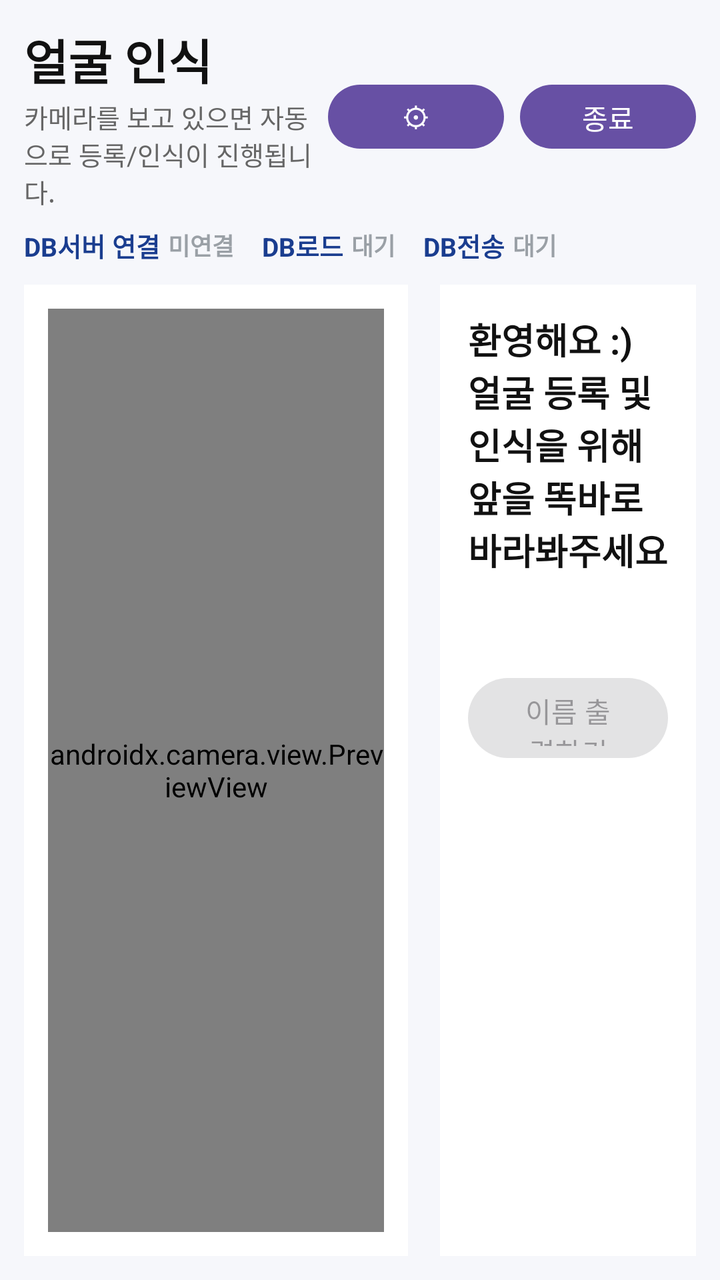
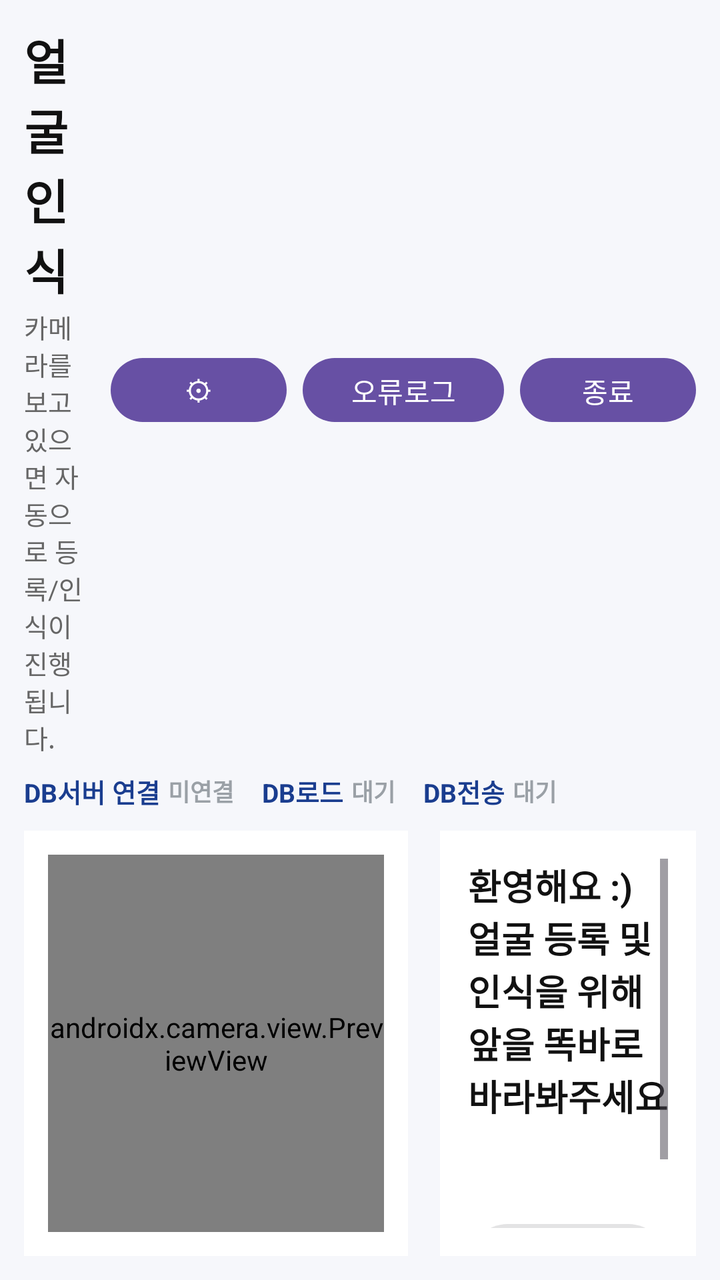

The first picture is an Android layout as it rendered before a commit; the second is the same layout after the commit. The layout source and the unified diff follow.
<!-- AndroidManifest.xml: application theme Theme.FaceTestbed -->
<!-- res/layout/activity_main.xml -->
<?xml version="1.0" encoding="utf-8"?>
<LinearLayout xmlns:android="http://schemas.android.com/apk/res/android"
    android:layout_width="match_parent"
    android:layout_height="match_parent"
    android:background="#F6F7FB"
    android:orientation="vertical"
    android:padding="12dp">

    <LinearLayout
        android:layout_width="match_parent"
        android:layout_height="wrap_content"
        android:gravity="center_vertical"
        android:orientation="horizontal">

        <LinearLayout
            android:layout_width="0dp"
            android:layout_height="wrap_content"
            android:layout_weight="1"
            android:orientation="vertical">

            <TextView
                android:id="@+id/headerTitle"
                android:layout_width="wrap_content"
                android:layout_height="wrap_content"
                android:text="얼굴 인식"
                android:textColor="#111111"
                android:textSize="24sp"
                android:textStyle="bold" />

            <TextView
                android:id="@+id/headerSubtitle"
                android:layout_width="wrap_content"
                android:layout_height="wrap_content"
                android:layout_marginTop="2dp"
                android:text="카메라를 보고 있으면 자동으로 등록/인식이 진행됩니다."
                android:textColor="#666666"
                android:textSize="13sp" />
        </LinearLayout>

        <Button
            android:id="@+id/backButton"
            android:layout_width="wrap_content"
            android:layout_height="40dp"
            android:layout_marginStart="8dp"
            android:text="뒤로가기"
            android:visibility="gone" />

        <Button
            android:id="@+id/settingsButton"
            android:layout_width="wrap_content"
            android:layout_height="40dp"
            android:layout_marginStart="8dp"
            android:text="⚙" />

        <Button
            android:id="@+id/quitButton"
            android:layout_width="wrap_content"
            android:layout_height="40dp"
            android:layout_marginStart="8dp"
            android:text="종료" />
    </LinearLayout>

    <LinearLayout
        android:id="@+id/syncStatusRow"
        android:layout_width="wrap_content"
        android:layout_height="wrap_content"
        android:layout_marginTop="8dp"
        android:gravity="center_vertical"
        android:orientation="horizontal">

        <TextView
            android:layout_width="wrap_content"
            android:layout_height="wrap_content"
            android:text="DB서버 연결"
            android:textColor="#1A3D8F"
            android:textSize="13sp"
            android:textStyle="bold" />

        <TextView
            android:id="@+id/connectionStatusIndicator"
            android:layout_width="wrap_content"
            android:layout_height="wrap_content"
            android:layout_marginStart="4dp"
            android:text="미연결"
            android:textColor="#9AA0A6"
            android:textSize="12sp"
            android:textStyle="bold" />

        <TextView
            android:layout_width="wrap_content"
            android:layout_height="wrap_content"
            android:layout_marginStart="14dp"
            android:text="DB로드"
            android:textColor="#1A3D8F"
            android:textSize="13sp"
            android:textStyle="bold" />

        <TextView
            android:id="@+id/dbLoadStatusIndicator"
            android:layout_width="wrap_content"
            android:layout_height="wrap_content"
            android:layout_marginStart="4dp"
            android:text="대기"
            android:textColor="#9AA0A6"
            android:textSize="12sp"
            android:textStyle="bold" />

        <TextView
            android:layout_width="wrap_content"
            android:layout_height="wrap_content"
            android:layout_marginStart="14dp"
            android:text="DB전송"
            android:textColor="#1A3D8F"
            android:textSize="13sp"
            android:textStyle="bold" />

        <TextView
            android:id="@+id/dbPushStatusIndicator"
            android:layout_width="wrap_content"
            android:layout_height="wrap_content"
            android:layout_marginStart="4dp"
            android:text="대기"
            android:textColor="#9AA0A6"
            android:textSize="12sp"
            android:textStyle="bold" />
    </LinearLayout>

    <LinearLayout
        android:layout_width="match_parent"
        android:layout_height="0dp"
        android:layout_marginTop="10dp"
        android:layout_weight="1"
        android:orientation="horizontal">

        <FrameLayout
            android:layout_width="0dp"
            android:layout_height="match_parent"
            android:layout_marginEnd="8dp"
            android:layout_weight="3"
            android:background="#FFFFFF"
            android:padding="12dp">

            <androidx.camera.view.PreviewView
                android:id="@+id/previewView"
                android:layout_width="match_parent"
                android:layout_height="match_parent" />

            <com.example.facetestbed.EllipseMaskOverlayView
                android:id="@+id/ellipseOverlay"
                android:layout_width="match_parent"
                android:layout_height="match_parent"
                android:visibility="gone" />
        </FrameLayout>

        <FrameLayout
            android:layout_width="0dp"
            android:layout_height="match_parent"
            android:layout_marginStart="8dp"
            android:layout_weight="2"
            android:background="#FFFFFF"
            android:padding="14dp">

            <ViewFlipper
                android:id="@+id/pageFlipper"
                android:layout_width="match_parent"
                android:layout_height="match_parent">

                <ScrollView
                    android:layout_width="match_parent"
                    android:layout_height="match_parent">

                    <LinearLayout
                        android:layout_width="match_parent"
                        android:layout_height="wrap_content"
                        android:orientation="vertical">

                        <TextView
                            android:id="@+id/monitorStatusText"
                            android:layout_width="match_parent"
                            android:layout_height="wrap_content"
                            android:text="환영해요 :) 얼굴 등록 및 인식을 위해 앞을 똑바로 바라봐주세요"
                            android:textColor="#111111"
                            android:textSize="18sp"
                            android:textStyle="bold" />

                        <TextView
                            android:id="@+id/monitorDetailText"
                            android:layout_width="match_parent"
                            android:layout_height="wrap_content"
                            android:layout_marginTop="8dp"
                            android:textColor="#666666"
                            android:textSize="14sp" />

                        <Button
                            android:id="@+id/registerStartButton"
                            android:layout_width="match_parent"
                            android:layout_height="48dp"
                            android:layout_marginTop="12dp"
                            android:text="등록시작"
                            android:visibility="gone" />

                        <LinearLayout
                            android:id="@+id/candidateContainer"
                            android:layout_width="match_parent"
                            android:layout_height="wrap_content"
                            android:layout_marginTop="8dp"
                            android:orientation="vertical" />

                        <Button
                            android:id="@+id/outputNameButton"
                            android:layout_width="match_parent"
                            android:layout_height="48dp"
                            android:layout_marginTop="12dp"
                            android:enabled="false"
                            android:text="이름 출력하기" />
                    </LinearLayout>
                </ScrollView>

                <LinearLayout
                    android:layout_width="match_parent"
                    android:layout_height="match_parent"
                    android:orientation="vertical">

                    <TextView
                        android:id="@+id/registerStatusText"
                        android:layout_width="match_parent"
                        android:layout_height="wrap_content"
                        android:text="얼굴 샘플을 수집 중입니다."
                        android:textColor="#111111"
                        android:textSize="16sp"
                        android:textStyle="bold" />

                    <ProgressBar
                        android:id="@+id/registerProgressBar"
                        style="?android:attr/progressBarStyleHorizontal"
                        android:layout_width="match_parent"
                        android:layout_height="22dp"
                        android:layout_marginTop="12dp"
                        android:max="12"
                        android:progress="0" />

                    <TextView
                        android:id="@+id/registerCountText"
                        android:layout_width="match_parent"
                        android:layout_height="wrap_content"
                        android:layout_marginTop="10dp"
                        android:text="0 / 12"
                        android:textColor="#111111"
                        android:textSize="24sp"
                        android:textStyle="bold" />
                </LinearLayout>

                <LinearLayout
                    android:layout_width="match_parent"
                    android:layout_height="match_parent"
                    android:orientation="vertical">

                    <TextView
                        android:id="@+id/registerCompleteText"
                        android:layout_width="match_parent"
                        android:layout_height="wrap_content"
                        android:text="얼굴등록이 완료되었어요! 이름을 입력해주세요"
                        android:textColor="#111111"
                        android:textSize="22sp"
                        android:textStyle="bold" />

                    <EditText
                        android:id="@+id/nameInput"
                        android:layout_width="match_parent"
                        android:layout_height="48dp"
                        android:layout_marginTop="12dp"
                        android:hint="이름 입력"
                        android:inputType="textPersonName"
                        android:maxLines="1" />

                    <EditText
                        android:id="@+id/departmentInput"
                        android:layout_width="match_parent"
                        android:layout_height="48dp"
                        android:layout_marginTop="10dp"
                        android:hint="부서 입력"
                        android:inputType="text"
                        android:maxLines="1" />

                    <Button
                        android:id="@+id/saveNameButton"
                        android:layout_width="match_parent"
                        android:layout_height="48dp"
                        android:layout_marginTop="12dp"
                        android:text="이름/부서 저장" />
                </LinearLayout>

                <LinearLayout
                    android:layout_width="match_parent"
                    android:layout_height="match_parent"
                    android:gravity="center"
                    android:orientation="vertical">

                    <LinearLayout
                        android:layout_width="match_parent"
                        android:layout_height="wrap_content"
                        android:gravity="center"
                        android:orientation="horizontal">

                        <TextView
                            android:id="@+id/outputLabel"
                            android:layout_width="wrap_content"
                            android:layout_height="wrap_content"
                            android:textColor="#111111"
                            android:textSize="34sp"
                            android:textStyle="bold" />

                        <TextView
                            android:id="@+id/outputDepartmentLabel"
                            android:layout_width="wrap_content"
                            android:layout_height="wrap_content"
                            android:layout_marginStart="10dp"
                            android:textColor="#1A3D8F"
                            android:textSize="20sp"
                            android:textStyle="bold" />
                    </LinearLayout>

                    <TextView
                        android:id="@+id/outputSubLabel"
                        android:layout_width="match_parent"
                        android:layout_height="wrap_content"
                        android:layout_marginTop="8dp"
                        android:gravity="center"
                        android:textColor="#666666"
                        android:textSize="16sp" />
                </LinearLayout>
            </ViewFlipper>
        </FrameLayout>
    </LinearLayout>
</LinearLayout>
<!-- resources referenced by this layout -->
<resources>
  <style name="Theme.FaceTestbed" parent="Theme.Material3.DayNight.NoActionBar">
          <item name="android:statusBarColor">@android:color/black</item>
      </style>
</resources>

<!-- the commit's change to res/layout/activity_main.xml (unified diff, before → after) -->
@@ -53,6 +53,13 @@
             android:text="⚙" />
 
         <Button
+            android:id="@+id/errorLogButton"
+            android:layout_width="wrap_content"
+            android:layout_height="40dp"
+            android:layout_marginStart="8dp"
+            android:text="오류로그" />
+
+        <Button
             android:id="@+id/quitButton"
             android:layout_width="wrap_content"
             android:layout_height="40dp"
